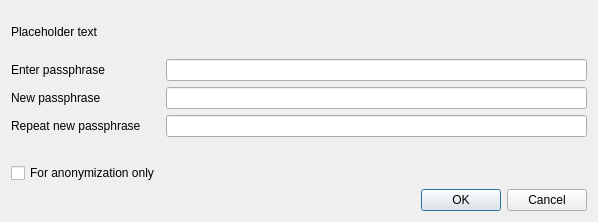
AdvancedTechnologyCoin/arc_core, file src/qt/forms/askpassphrasedialog.ui: the form before one commit.
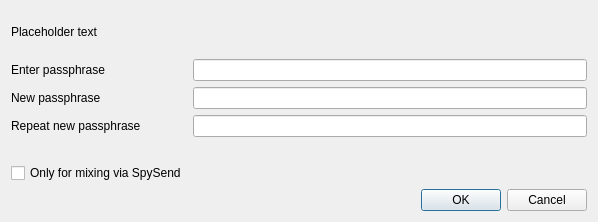
The form after the commit.

What changed in the file:
```diff
--- a/src/qt/forms/askpassphrasedialog.ui
+++ b/src/qt/forms/askpassphrasedialog.ui
@@ -117,7 +117,7 @@
         <string>Serves to disable the trivial sendmoney when OS account compromised. Provides no real security.</string>
        </property>
        <property name="text">
-        <string>For anonymization only</string>
+        <string>Only for mixing via SpySend</string>
        </property>
        <property name="visible">
         <bool>false</bool>
```
Left out of the diff: 2 changed lines with no effect on the pictures.
